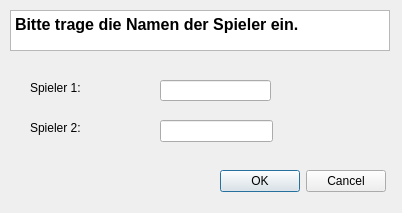
Old version of the form zweispielerdialog.ui in the repository michelfiedler/Kniffel.mrai.
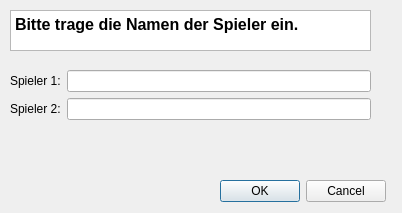
New version of the form.

```diff
--- a/zweispielerdialog.ui
+++ b/zweispielerdialog.ui
@@ -17,7 +17,7 @@
    <property name="geometry">
     <rect>
      <x>220</x>
-     <y>170</y>
+     <y>180</y>
      <width>166</width>
      <height>23</height>
     </rect>
@@ -34,7 +34,7 @@
     <rect>
      <x>10</x>
      <y>10</y>
-     <width>380</width>
+     <width>361</width>
      <height>41</height>
     </rect>
    </property>
@@ -46,51 +46,37 @@
 &lt;p style=&quot; margin-top:0px; margin-bottom:0px; margin-left:0px; margin-right:0px; -qt-block-indent:0; text-indent:0px;&quot;&gt;&lt;span style=&quot; font-size:12pt; font-weight:600;&quot;&gt;Bitte trage die Namen der Spieler ein.&lt;/span&gt;&lt;/p&gt;&lt;/body&gt;&lt;/html&gt;</string>
    </property>
   </widget>
-  <widget class="QLabel" name="label">
+  <widget class="QWidget" name="">
    <property name="geometry">
     <rect>
-     <x>30</x>
-     <y>80</y>
-     <width>51</width>
-     <height>16</height>
+     <x>10</x>
+     <y>70</y>
+     <width>361</width>
+     <height>52</height>
     </rect>
    </property>
-   <property name="text">
-    <string>Spieler 1:</string>
-   </property>
-  </widget>
-  <widget class="QLabel" name="label_2">
-   <property name="geometry">
-    <rect>
-     <x>30</x>
-     <y>120</y>
-     <width>51</width>
-     <height>16</height>
-    </rect>
-   </property>
-   <property name="text">
-    <string>Spieler 2:</string>
-   </property>
-  </widget>
-  <widget class="QLineEdit" name="lineEdit">
-   <property name="geometry">
-    <rect>
-     <x>160</x>
-     <y>80</y>
-     <width>111</width>
-     <height>21</height>
-    </rect>
-   </property>
-  </widget>
-  <widget class="QLineEdit" name="lineEdit_2">
-   <property name="geometry">
-    <rect>
-     <x>160</x>
-     <y>120</y>
-     <width>113</width>
-     <height>22</height>
-    </rect>
-   </property>
+   <layout class="QGridLayout" name="gridLayout">
+    <item row="0" column="0">
+     <widget class="QLabel" name="label">
+      <property name="text">
+       <string>Spieler 1:</string>
+      </property>
+     </widget>
+    </item>
+    <item row="0" column="1">
+     <widget class="QLineEdit" name="lineEdit"/>
+    </item>
+    <item row="1" column="0">
+     <widget class="QLabel" name="label_2">
+      <property name="text">
+       <string>Spieler 2:</string>
+      </property>
+     </widget>
+    </item>
+    <item row="1" column="1">
+     <widget class="QLineEdit" name="lineEdit_2"/>
+    </item>
+   </layout>
   </widget>
  </widget>
  <tabstops>
```
